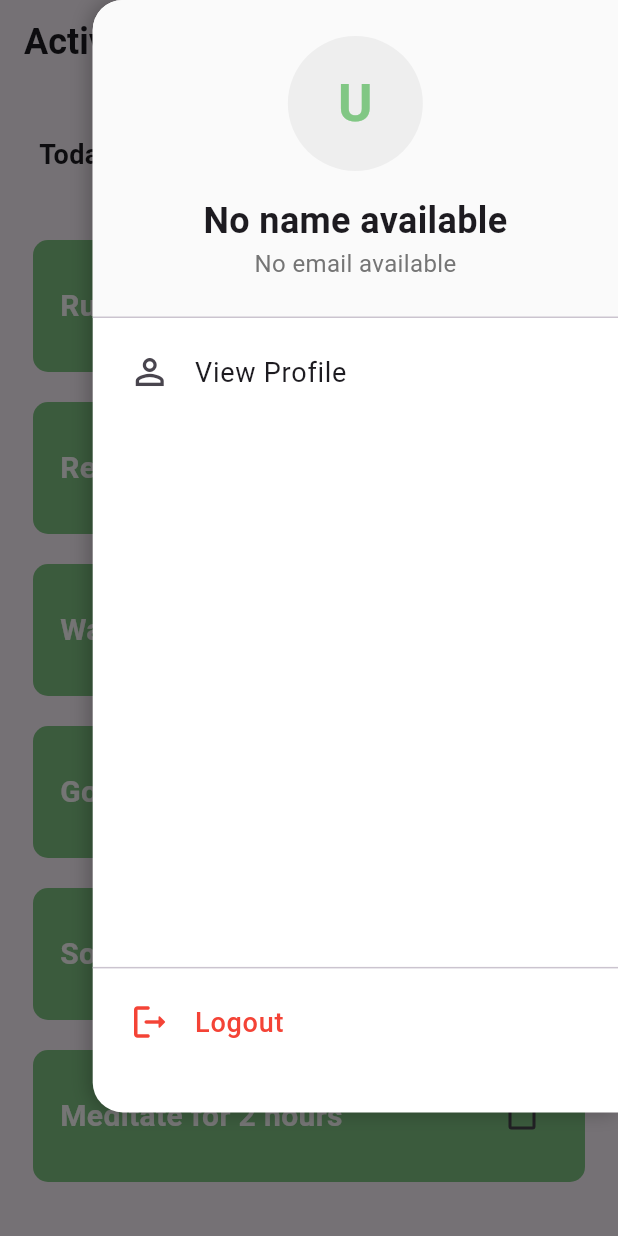
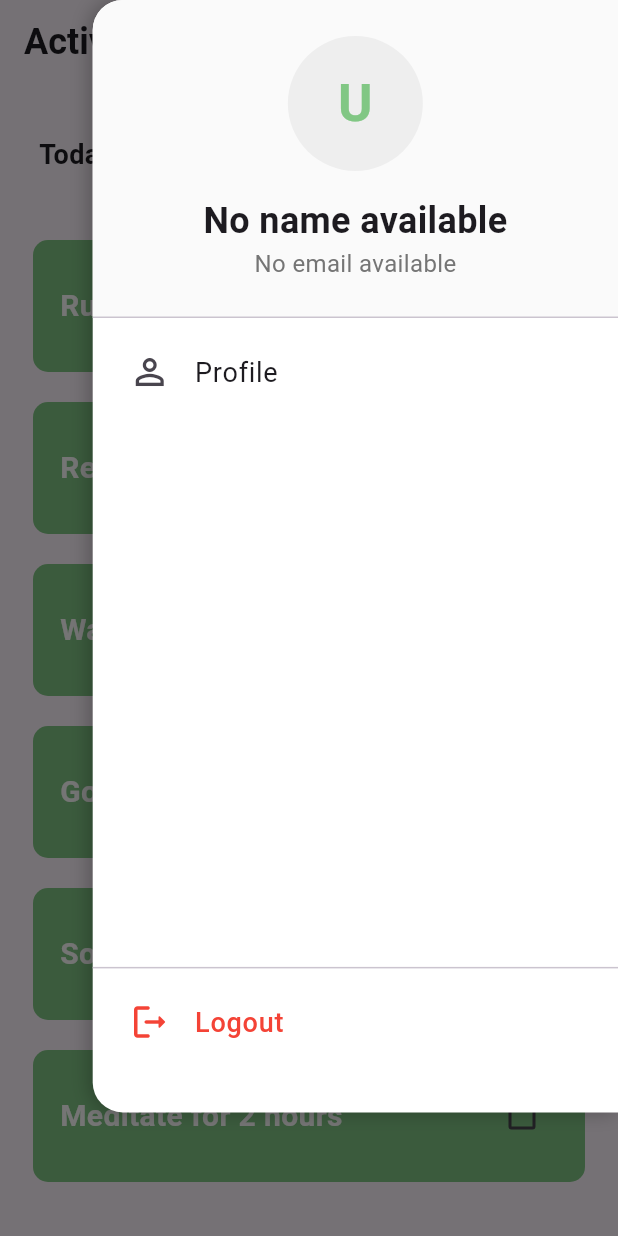
Before and after one commit to bsc-com-29-19/mentora, a Flutter app: the ActivityScreen screen opened directly, after a tap on the "person" icon, on a phone screen of 412 x 824 dp. Run offline on Flutter 3.47's test engine with Material 3 defaults, Android fonts, the phone set to English and light mode, and no system bars; our stand-ins replace get, logger, percent_indicator, shared_preferences, smooth_page_indicator; accounts and stored records are empty.

```diff
--- a/lib/auth/screens/profile_screen.dart
+++ b/lib/auth/screens/profile_screen.dart
@@ -7,6 +7,7 @@ class ProfileScreen extends StatefulWidget {
   const ProfileScreen({super.key});
 
   @override
+  // ignore: library_private_types_in_public_api
   _ProfileScreenState createState() => _ProfileScreenState();
 }
 
--- a/lib/auth/widgets/account_icon_button.dart
+++ b/lib/auth/widgets/account_icon_button.dart
@@ -100,7 +100,7 @@ class AccountIconButton extends StatelessWidget {
                     ),
                     leading: const Icon(Icons.person_outline, size: 28),
                     title: const Text(
-                      "View Profile",
+                      "Profile",
                       style: TextStyle(fontSize: 18),
                     ),
                     onTap: () async {
@@ -110,7 +110,7 @@ class AccountIconButton extends StatelessWidget {
                           context: context,
                           builder: (BuildContext context) {
                             return AlertDialog(
-                              title: const Text("User Details"),
+                              title: const Text("Details"),
                               content: SingleChildScrollView(
                                 child: Column(
                                   crossAxisAlignment: CrossAxisAlignment.start,
--- a/lib/main.dart
+++ b/lib/main.dart
@@ -1,7 +1,6 @@
 import 'package:flutter/material.dart';
 import 'package:get/get_core/src/get_main.dart';
 import 'package:get/get_navigation/get_navigation.dart';
-import 'package:mentora_frontend/auth/screens/profile_screen.dart';
 // import 'package:get/get_navigation/src/root/get_material_app.dart';
 import 'package:mentora_frontend/auth/screens/signin_screen.dart';
 import 'package:mentora_frontend/auth/screens/signup_screen.dart';
@@ -55,7 +54,6 @@ class MyApp extends StatelessWidget {
       // initialRoute: '/signin',
       routes: {
         '/signin': (context) => const SigninScreen(),
-        '/profile': (context) => const ProfileScreen(),
       },
       home: onBoardingCompleted
           ? (isAuthenticated ? const NavigationMenu() : const SigninScreen())
```
